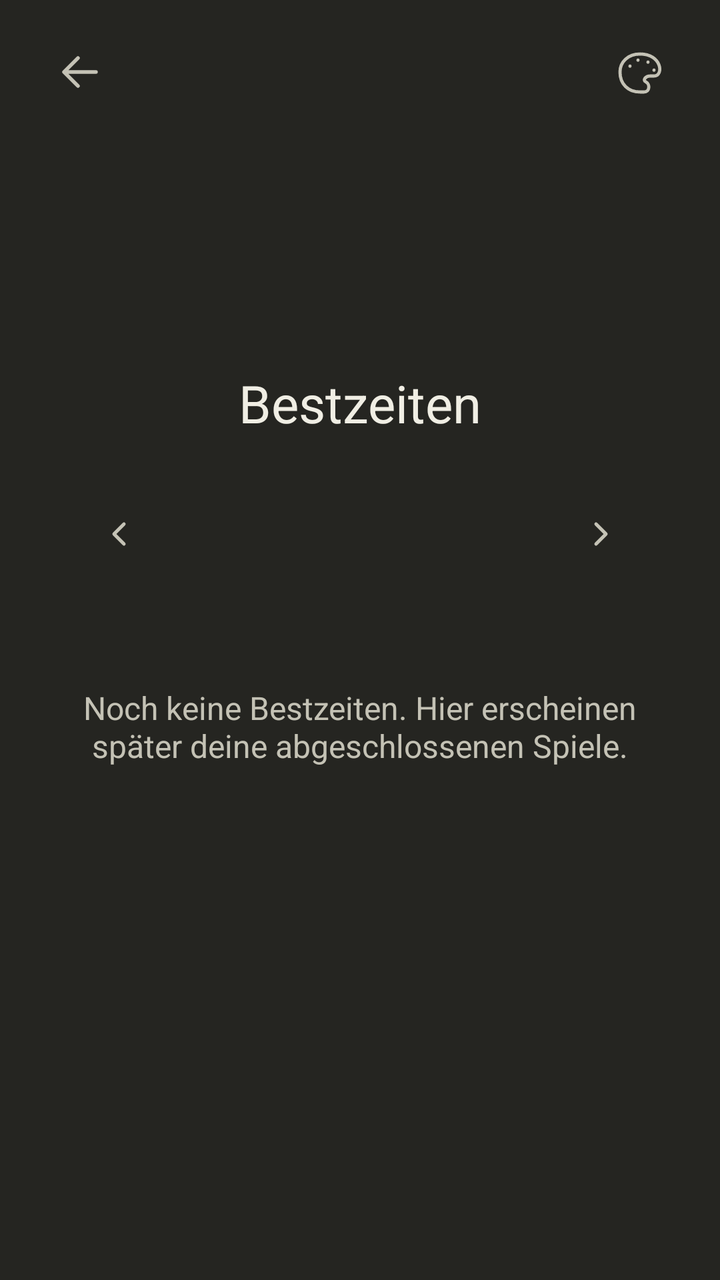
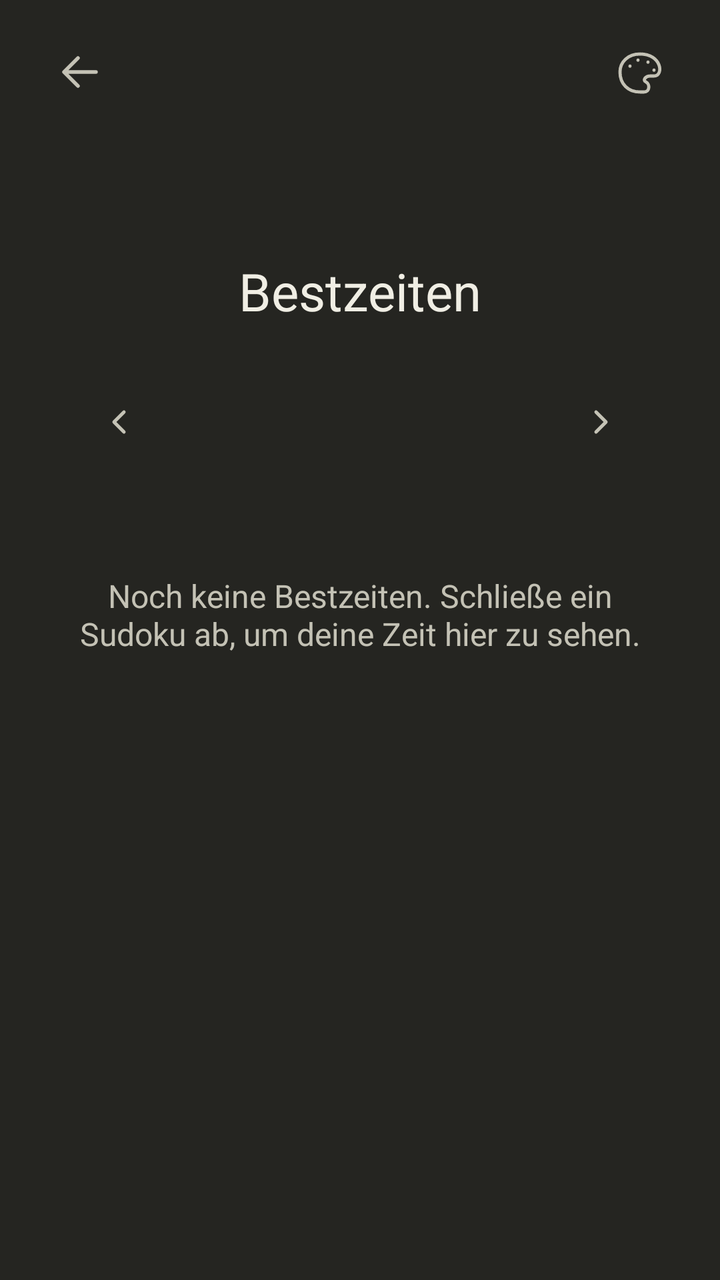

Screens rendered from an Android XML layout before and after an edit, with the pre-edit source and the edit as a unified diff.
<!-- AndroidManifest.xml: application theme Theme.Sudoku -->
<!-- res/layout/activity_times.xml -->
<?xml version="1.0" encoding="utf-8"?>
<androidx.constraintlayout.widget.ConstraintLayout xmlns:android="http://schemas.android.com/apk/res/android"
    xmlns:app="http://schemas.android.com/apk/res-auto"
    android:id="@+id/times_root"
    android:layout_width="match_parent"
    android:layout_height="match_parent">

    <LinearLayout
        android:id="@+id/times_header"
        android:layout_width="0dp"
        android:layout_height="wrap_content"
        android:layout_marginHorizontal="12dp"
        android:layout_marginTop="8dp"
        android:gravity="center_vertical"
        android:orientation="horizontal"
        app:layout_constraintEnd_toEndOf="parent"
        app:layout_constraintStart_toStartOf="parent"
        app:layout_constraintTop_toTopOf="parent"
        app:layout_constraintWidth_max="480dp">

        <ImageButton
            android:id="@+id/times_back"
            style="@style/Widget.Sudoku.IconButton"
            android:contentDescription="@string/back"
            android:src="@drawable/ic_back" />

        <Space
            android:layout_width="0dp"
            android:layout_height="1dp"
            android:layout_weight="1" />

        <ImageButton
            android:id="@+id/times_theme"
            style="@style/Widget.Sudoku.IconButton"
            android:contentDescription="@string/choose_theme"
            android:src="@drawable/ic_palette" />
    </LinearLayout>

    <LinearLayout
        android:layout_width="0dp"
        android:layout_height="wrap_content"
        android:layout_marginHorizontal="32dp"
        android:orientation="vertical"
        app:layout_constraintEnd_toEndOf="parent"
        app:layout_constraintStart_toStartOf="parent"
        app:layout_constraintTop_toBottomOf="@id/times_header"
        android:layout_marginTop="120dp"
        app:layout_constraintWidth_max="400dp">

        <TextView
            android:layout_width="match_parent"
            android:layout_height="wrap_content"
            android:gravity="center"
            android:text="@string/best_times"
            android:textColor="?attr/homeForeground"
            android:textSize="26sp" />

        <LinearLayout
            android:layout_width="match_parent"
            android:layout_height="wrap_content"
            android:layout_marginTop="20dp"
            android:gravity="center_vertical"
            android:orientation="horizontal">

            <ImageButton
                android:id="@+id/times_previous"
                style="@style/Widget.Sudoku.IconButton"
                android:contentDescription="@string/previous_difficulty"
                android:src="@drawable/ic_chevron_left" />

            <TextView
                android:id="@+id/times_difficulty"
                style="@style/Widget.Sudoku.SelectorLabel" />

            <ImageButton
                android:id="@+id/times_next"
                style="@style/Widget.Sudoku.IconButton"
                android:contentDescription="@string/next_difficulty"
                android:src="@drawable/ic_chevron_right" />
        </LinearLayout>

        <TextView
            android:layout_width="match_parent"
            android:layout_height="wrap_content"
            android:layout_marginTop="48dp"
            android:gravity="center"
            android:text="@string/no_best_times"
            android:textColor="?attr/homeMuted"
            android:textSize="16sp" />
    </LinearLayout>
</androidx.constraintlayout.widget.ConstraintLayout>
<!-- resources referenced by this layout -->
<resources>
  <!-- drawable ic_back (drawable) -->
  <vector xmlns:android="http://schemas.android.com/apk/res/android"
      android:width="24dp" android:height="24dp" android:viewportWidth="24" android:viewportHeight="24">
      <path android:pathData="M20,12 L4,12 M11,5 L4,12 L11,19"
          android:fillColor="@android:color/transparent" android:strokeColor="?attr/homeForeground"
          android:strokeWidth="1.8" android:strokeLineCap="round" android:strokeLineJoin="round" />
  </vector>
  <!-- drawable ic_chevron_left (drawable) -->
  <vector xmlns:android="http://schemas.android.com/apk/res/android"
      android:width="24dp"
      android:height="24dp"
      android:viewportWidth="24"
      android:viewportHeight="24">
      <path
          android:fillColor="@android:color/transparent"
          android:pathData="M14,7 L9,12 L14,17"
          android:strokeColor="?attr/homeMuted"
          android:strokeLineCap="round"
          android:strokeLineJoin="round"
          android:strokeWidth="1.65" />
  </vector>
  <!-- drawable ic_chevron_right (drawable) -->
  <vector xmlns:android="http://schemas.android.com/apk/res/android"
      android:width="24dp"
      android:height="24dp"
      android:viewportWidth="24"
      android:viewportHeight="24">
      <path
          android:fillColor="@android:color/transparent"
          android:pathData="M10,7 L15,12 L10,17"
          android:strokeColor="?attr/homeMuted"
          android:strokeLineCap="round"
          android:strokeLineJoin="round"
          android:strokeWidth="1.65" />
  </vector>
  <!-- drawable ic_palette (drawable) -->
  <vector xmlns:android="http://schemas.android.com/apk/res/android"
      android:width="24dp"
      android:height="24dp"
      android:viewportWidth="24"
      android:viewportHeight="24">
      <path
          android:fillColor="@android:color/transparent"
          android:pathData="M12,3 C6,3 2,7 2,12 C2,18 6,22 12,22 L14,22 C17,22 17,18 15,17 C13,16 15,14 17,14 L19,14
              C24,14 23,3 12,3 Z M7,9 L7,9.1 M11,6 L11,6.1 M16,7 L16,7.1 M19,11 L19,11.1"
          android:strokeColor="?attr/homeMuted"
          android:strokeLineCap="round"
          android:strokeLineJoin="round"
          android:strokeWidth="1.6" />
  </vector>
  <string name="back">Zurück</string>
  <string name="best_times">Bestzeiten</string>
  <string name="choose_theme">Farbthema wählen</string>
  <string name="next_difficulty">Nächste Schwierigkeit</string>
  <string name="no_best_times">Noch keine Bestzeiten. Hier erscheinen später deine abgeschlossenen Spiele.</string>
  <string name="previous_difficulty">Vorherige Schwierigkeit</string>
  <style name="Widget.Sudoku.IconButton" parent="Widget.AppCompat.ImageButton">
          <item name="android:layout_width">56dp</item>
          <item name="android:layout_height">56dp</item>
          <item name="android:background">?attr/selectableItemBackgroundBorderless</item>
          <item name="android:padding">17dp</item>
          <item name="android:tint">?attr/homeMuted</item>
      </style>
  <style name="Widget.Sudoku.SelectorLabel" parent="Widget.AppCompat.TextView">
          <item name="android:layout_width">0dp</item>
          <item name="android:layout_height">wrap_content</item>
          <item name="android:layout_weight">1</item>
          <item name="android:gravity">center</item>
          <item name="android:fontFamily">sans-serif</item>
          <item name="android:textColor">?attr/homeForeground</item>
          <item name="android:textSize">18sp</item>
          <item name="android:accessibilityLiveRegion">polite</item>
      </style>
  <color name="aurum_background">#252521</color>
  <color name="aurum_foreground">#F0EEE4</color>
  <color name="aurum_muted">#C4C2B5</color>
  <color name="aurum_accent">#B9AE76</color>
  <color name="aurum_outline">#77766A</color>
  <!-- unchanged entries left out for length: 1 -->
</resources>

<!-- the commit's change to res/layout/activity_times.xml (unified diff, before → after) -->
@@ -36,56 +36,73 @@
             android:src="@drawable/ic_palette" />
     </LinearLayout>
 
-    <LinearLayout
+    <androidx.core.widget.NestedScrollView
+        android:id="@+id/times_scroll"
         android:layout_width="0dp"
-        android:layout_height="wrap_content"
+        android:layout_height="0dp"
         android:layout_marginHorizontal="32dp"
-        android:orientation="vertical"
+        android:layout_marginTop="64dp"
+        android:layout_marginBottom="16dp"
+        android:scrollbars="none"
+        app:layout_constraintBottom_toBottomOf="parent"
         app:layout_constraintEnd_toEndOf="parent"
         app:layout_constraintStart_toStartOf="parent"
         app:layout_constraintTop_toBottomOf="@id/times_header"
-        android:layout_marginTop="120dp"
-        app:layout_constraintWidth_max="400dp">
-
-        <TextView
-            android:layout_width="match_parent"
-            android:layout_height="wrap_content"
-            android:gravity="center"
-            android:text="@string/best_times"
-            android:textColor="?attr/homeForeground"
-            android:textSize="26sp" />
+        app:layout_constraintWidth_max="440dp">
 
         <LinearLayout
             android:layout_width="match_parent"
             android:layout_height="wrap_content"
-            android:layout_marginTop="20dp"
-            android:gravity="center_vertical"
-            android:orientation="horizontal">
-
-            <ImageButton
-                android:id="@+id/times_previous"
-                style="@style/Widget.Sudoku.IconButton"
-                android:contentDescription="@string/previous_difficulty"
-                android:src="@drawable/ic_chevron_left" />
+            android:orientation="vertical">
 
             <TextView
-                android:id="@+id/times_difficulty"
-                style="@style/Widget.Sudoku.SelectorLabel" />
+                android:layout_width="match_parent"
+                android:layout_height="wrap_content"
+                android:gravity="center"
+                android:text="@string/best_times"
+                android:textColor="?attr/homeForeground"
+                android:textSize="26sp" />
 
-            <ImageButton
-                android:id="@+id/times_next"
-                style="@style/Widget.Sudoku.IconButton"
-                android:contentDescription="@string/next_difficulty"
-                android:src="@drawable/ic_chevron_right" />
+            <LinearLayout
+                android:layout_width="match_parent"
+                android:layout_height="wrap_content"
+                android:layout_marginTop="20dp"
+                android:gravity="center_vertical"
+                android:orientation="horizontal">
+
+                <ImageButton
+                    android:id="@+id/times_previous"
+                    style="@style/Widget.Sudoku.IconButton"
+                    android:contentDescription="@string/previous_difficulty"
+                    android:src="@drawable/ic_chevron_left" />
+
+                <TextView
+                    android:id="@+id/times_difficulty"
+                    style="@style/Widget.Sudoku.SelectorLabel" />
+
+                <ImageButton
+                    android:id="@+id/times_next"
+                    style="@style/Widget.Sudoku.IconButton"
+                    android:contentDescription="@string/next_difficulty"
+                    android:src="@drawable/ic_chevron_right" />
+            </LinearLayout>
+
+            <TextView
+                android:id="@+id/times_empty"
+                android:layout_width="match_parent"
+                android:layout_height="wrap_content"
+                android:layout_marginTop="48dp"
+                android:gravity="center"
+                android:text="@string/no_best_times"
+                android:textColor="?attr/homeMuted"
+                android:textSize="16sp" />
+
+            <LinearLayout
+                android:id="@+id/times_entries"
+                android:layout_width="match_parent"
+                android:layout_height="wrap_content"
+                android:layout_marginTop="24dp"
+                android:orientation="vertical" />
         </LinearLayout>
-
-        <TextView
-            android:layout_width="match_parent"
-            android:layout_height="wrap_content"
-            android:layout_marginTop="48dp"
-            android:gravity="center"
-            android:text="@string/no_best_times"
-            android:textColor="?attr/homeMuted"
-            android:textSize="16sp" />
-    </LinearLayout>
+    </androidx.core.widget.NestedScrollView>
 </androidx.constraintlayout.widget.ConstraintLayout>
<!-- resource entries referenced after the edit -->
@@ -54,7 +54,7 @@
   <string name="best_times">Bestzeiten</string>
   <string name="choose_theme">Farbthema wählen</string>
   <string name="next_difficulty">Nächste Schwierigkeit</string>
-  <string name="no_best_times">Noch keine Bestzeiten. Hier erscheinen später deine abgeschlossenen Spiele.</string>
+  <string name="no_best_times">Noch keine Bestzeiten. Schließe ein Sudoku ab, um deine Zeit hier zu sehen.</string>
   <string name="previous_difficulty">Vorherige Schwierigkeit</string>
   <style name="Widget.Sudoku.IconButton" parent="Widget.AppCompat.ImageButton">
           <item name="android:layout_width">56dp</item>
